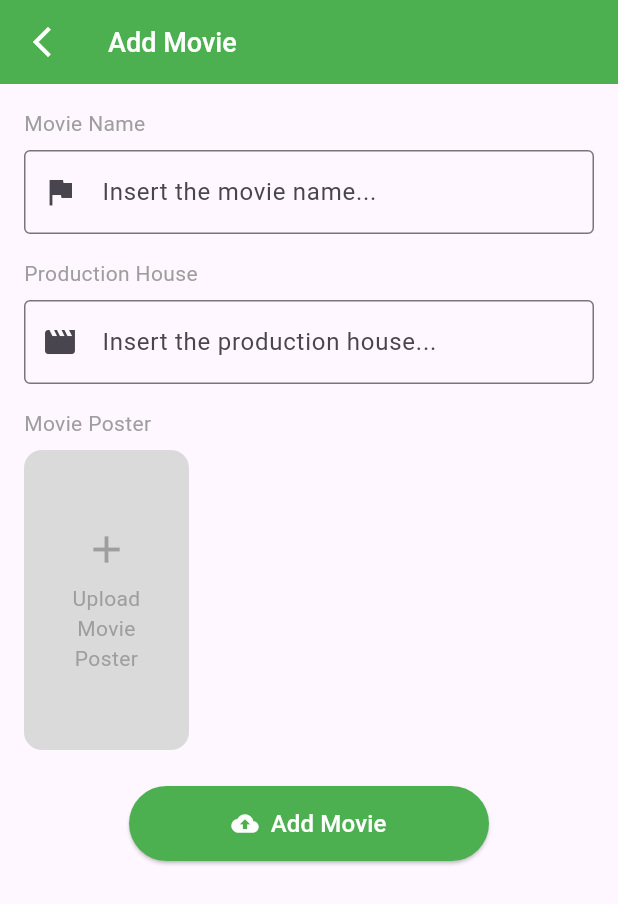
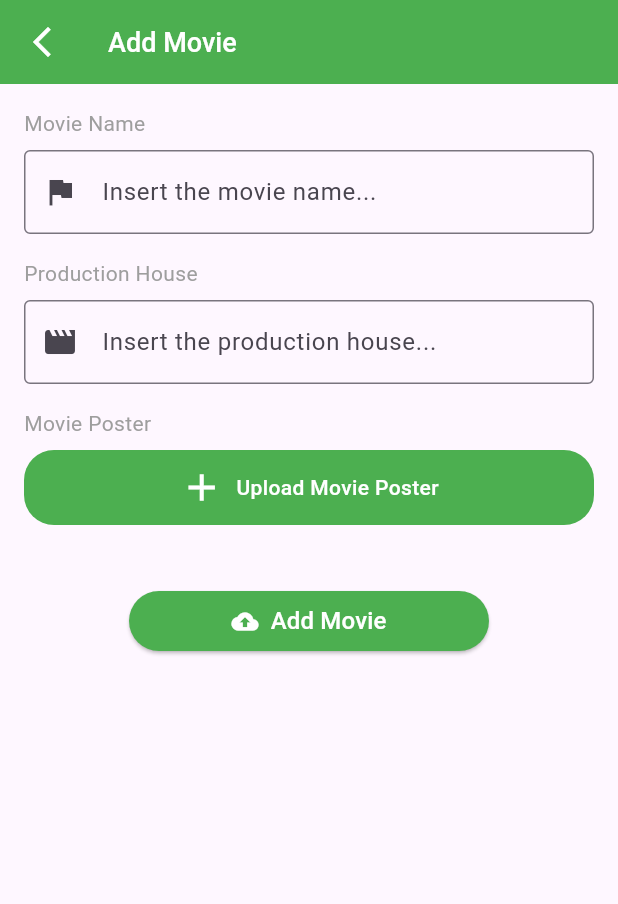
Before and after one commit to faizanrasyad/image-flutter, a Flutter app: the AddMovies screen opened by its route, after a tap on "Add Movie", on a phone screen of 412 x 824 dp. Shown: the top 904 px of the screen. Run offline on Flutter 3.47's test engine with Material 3 defaults, Android fonts, the light colour scheme and no system bars; drawn by our look-alikes of loader_overlay; our stand-ins replace dio, image_picker; missing offline and left inert: dart:ffi.

Commit message:
Upload Image Normal, Ready for Home Page Movie List & Validations

```diff
--- a/lib/main.dart
+++ b/lib/main.dart
@@ -5,6 +5,7 @@
 void main() {
   runApp(MaterialApp(
     title: "Image Flutter",
+    theme: ThemeData(primarySwatch: Colors.green),
     initialRoute: '/',
     routes: {
       '/': (context) => Home(),
--- a/lib/networking/client/dio.dart
+++ b/lib/networking/client/dio.dart
@@ -1,16 +1,18 @@
+import 'dart:typed_data';
+
 import 'package:dio/dio.dart';
 import 'package:flutter/material.dart';
 import 'package:image_flutter/networking/models/movies_model.dart';
+import 'package:path/path.dart';
 
 class DioClient {
-  final baseUrl = "http://localhost/imageflutter/api";
+  final baseUrl = "http://192.168.1.5/imageflutter/api";
 
   Future<Dio> getClient() async {
     Dio dio = new Dio();
 
     Map<String, String> headers = <String, String>{
       'Accept': 'application/json',
-      'content-type': 'text/plain'
     };
 
     dio.options.headers = headers;
@@ -27,7 +29,7 @@
     return dio;
   }
 
-  Future<Movies?> getMovies(Dio dio) async {
+  Future<Movies?> getMovie(Dio dio) async {
     Movies? movieList;
 
     try {
@@ -43,4 +45,18 @@
 
     return movieList;
   }
+
+  Future<void> postMovie(String name, String prod, String image) async {
+    try {
+      Dio dio = await DioClient().getClient();
+      Response newMovie = await dio.post('$baseUrl/movies',
+          data: {'name': name, 'production': prod, 'image': image});
+    } on DioError catch (e) {
+      if (e.response != null) {
+        debugPrint('Dio Error! STATUS: ${e.response?.statusCode}');
+      } else {
+        debugPrint(e.message);
+      }
+    }
+  }
 }
--- a/lib/pages/add_movies.dart
+++ b/lib/pages/add_movies.dart
@@ -1,5 +1,16 @@
+import 'dart:convert';
+import 'dart:ffi';
+import 'dart:io';
+import 'dart:typed_data';
+
 import 'package:flutter/material.dart';
+import 'package:flutter/services.dart';
+import 'package:image_flutter/networking/client/dio.dart';
 import 'package:image_flutter/res/warna.dart';
+import 'package:image_picker/image_picker.dart';
+import 'package:http/http.dart' as http;
+import 'package:loader_overlay/loader_overlay.dart';
+import 'package:path/path.dart';
 
 class AddMovies extends StatefulWidget {
   const AddMovies({super.key});
@@ -13,6 +24,65 @@
   TextEditingController productionController = new TextEditingController();
   final formKey = GlobalKey<FormState>();
 
+  File? image;
+  String? imageUrl;
+
+  Future pickImage() async {
+    try {
+      final image = await ImagePicker().pickImage(source: ImageSource.gallery);
+      if (image == null) return;
+
+      print("Image Bytes ${image.readAsBytes()}");
+      print("Image Path: ${image.path}");
+
+      final imageTemp = File(image.path);
+
+      print("Image Temp: $imageTemp");
+
+      setState(() {
+        this.image = imageTemp;
+      });
+    } on PlatformException catch (e) {
+      print("Failed to pick image: $e");
+    }
+  }
+
+  Future<void> postMovie(BuildContext context) async {
+    // Upload Image
+    final url = Uri.parse('https://api.cloudinary.com/v1_1/dcnmqlrf8/upload');
+
+    final request = http.MultipartRequest('POST', url)
+      ..fields['upload_preset'] = 'horxoem0'
+      ..files.add(await http.MultipartFile.fromPath('file', image!.path));
+
+    context.loaderOverlay.show();
+
+    final response = await request.send();
+
+    context.loaderOverlay.hide();
+
+    print("Response Status Code: ${response.statusCode}");
+
+    if (response.statusCode == 200) {
+      final responseData = await response.stream.toBytes();
+      final responseString = String.fromCharCodes(responseData);
+      final jsonMap = jsonDecode(responseString);
+
+      setState(() {
+        final finalUrl = jsonMap['url'];
+        imageUrl = finalUrl;
+        print("Image URL $imageUrl");
+      });
+
+      // Add Movie
+      final resp = await DioClient()
+          .postMovie(nameController.text, productionController.text, imageUrl!);
+      ScaffoldMessenger.of(context)
+          .showSnackBar(SnackBar(content: Text('Add Data Success')));
+      Navigator.pop(context);
+    }
+  }
+
   @override
   Widget build(BuildContext context) {
     return Scaffold(
@@ -22,7 +92,12 @@
             Icons.arrow_back_ios_new,
             color: Colors.white,
           ),
-          onTap: () => Navigator.pop(context),
+          onTap: () {
+            setState(() {
+              image == null;
+            });
+            Navigator.pop(context);
+          },
         ),
         title: Text(
           'Add Movie',
@@ -31,7 +106,8 @@
         ),
         backgroundColor: Colors.green,
       ),
-      body: Expanded(
+      body: LoaderOverlay(
+        child: Expanded(
             child: SafeArea(
           child: SingleChildScrollView(
             child: Padding(
@@ -47,7 +123,8 @@
                           children: [
                             Text(
                               'Movie Name',
-                            style: TextStyle(color: Colors.grey, fontSize: 14),
+                              style:
+                                  TextStyle(color: Colors.grey, fontSize: 14),
                             ),
                             Padding(
                               padding: EdgeInsets.only(top: 8, bottom: 16),
@@ -72,7 +149,8 @@
                             ),
                             Text(
                               'Production House',
-                            style: TextStyle(color: Colors.grey, fontSize: 14),
+                              style:
+                                  TextStyle(color: Colors.grey, fontSize: 14),
                             ),
                             Padding(
                               padding: EdgeInsets.only(top: 8, bottom: 16),
@@ -97,69 +175,108 @@
                             ),
                             Text(
                               'Movie Poster',
-                            style: TextStyle(color: Colors.grey, fontSize: 14),
+                              style:
+                                  TextStyle(color: Colors.grey, fontSize: 14),
                             ),
                             Padding(
-                            padding: const EdgeInsets.only(top: 8, bottom: 16),
+                                padding:
+                                    const EdgeInsets.only(top: 8, bottom: 16),
                                 child: InkWell(
                                     onTap: () {
-                                ScaffoldMessenger.of(context).showSnackBar(
-                                    SnackBar(content: Text('OTW Upload')));
+                                      pickImage();
                                     },
-                              child: Container(
-                                height: 200,
-                                width: 110,
+                                    child: image == null
+                                        ? Container(
+                                            height: 50,
+                                            width: MediaQuery.of(context)
+                                                .size
+                                                .width,
                                             decoration: BoxDecoration(
-                                  color: Warna().lightGrey,
-                                  borderRadius: BorderRadius.circular(12),
+                                              color: Colors.green,
+                                              borderRadius:
+                                                  BorderRadius.circular(20),
                                             ),
-                                child: Column(
-                                  mainAxisAlignment: MainAxisAlignment.center,
-                                  crossAxisAlignment: CrossAxisAlignment.center,
+                                            child: Row(
+                                              mainAxisAlignment:
+                                                  MainAxisAlignment.center,
+                                              crossAxisAlignment:
+                                                  CrossAxisAlignment.center,
                                               children: [
                                                 Icon(
                                                   Icons.add,
-                                      color: Colors.grey,
+                                                  color: Colors.white,
                                                   size: 30,
                                                 ),
                                                 SizedBox(
-                                      height: 8,
-                                    ),
-                                    Column(
-                                      children: [
-                                        Text(
-                                          'Upload',
-                                          style: TextStyle(
-                                              color: Colors.grey, fontSize: 14),
-                                          textAlign: TextAlign.center,
+                                                  width: 8,
                                                 ),
                                                 Text(
-                                          'Movie',
+                                                  'Upload Movie Poster',
                                                   style: TextStyle(
-                                              color: Colors.grey, fontSize: 14),
-                                          textAlign: TextAlign.center,
-                                        ),
-                                        Text(
-                                          'Poster',
-                                          style: TextStyle(
-                                              color: Colors.grey, fontSize: 14),
+                                                      color: Colors.white,
+                                                      fontSize: 14,
+                                                      fontWeight:
+                                                          FontWeight.w500),
                                                   textAlign: TextAlign.center,
                                                 ),
                                               ],
+                                            ),
                                           )
+                                        : Container(
+                                            height: 50,
+                                            width: MediaQuery.of(context)
+                                                .size
+                                                .width,
+                                            decoration: BoxDecoration(
+                                              color: Colors.green,
+                                              borderRadius:
+                                                  BorderRadius.circular(20),
+                                            ),
+                                            child: Row(
+                                              mainAxisAlignment:
+                                                  MainAxisAlignment.center,
+                                              crossAxisAlignment:
+                                                  CrossAxisAlignment.center,
+                                              children: [
+                                                Icon(
+                                                  Icons.change_circle,
+                                                  color: Colors.white,
+                                                  size: 30,
+                                                ),
+                                                SizedBox(
+                                                  width: 8,
+                                                ),
+                                                Text(
+                                                  'Change Movie Poster',
+                                                  style: TextStyle(
+                                                      color: Colors.white,
+                                                      fontSize: 14,
+                                                      fontWeight:
+                                                          FontWeight.w500),
+                                                  textAlign: TextAlign.center,
+                                                ),
                                               ],
                                             ),
+                                          ))),
+                            Container(
+                              child: image != null
+                                  ? Image.file(image!)
+                                  : const Center(),
                             ),
-                            ),
+                            SizedBox(
+                              height: 16,
                             ),
                             Padding(
                               padding: EdgeInsets.symmetric(
                                   horizontal: 70, vertical: 8),
                               child: Center(
                                 child: ElevatedButton(
-                                onPressed: () {},
+                                  onPressed: () {
+                                    postMovie(context);
+                                  },
                                   child: Row(
-                                    mainAxisAlignment: MainAxisAlignment.center,
+                                      mainAxisAlignment:
+                                          MainAxisAlignment.center,
                                       children: [
                                         Icon(Icons.cloud_upload),
                                         const SizedBox(
@@ -173,7 +290,7 @@
                                   style: ElevatedButton.styleFrom(
                                     backgroundColor: Colors.green,
                                     foregroundColor: Colors.white,
-                                    minimumSize: Size(150, 50)),
+                                  ),
                                 ),
                               ),
                             ),
@@ -188,6 +305,7 @@
             ),
           ),
         )),
+      ),
     );
   }
 }
--- a/pubspec.yaml
+++ b/pubspec.yaml
@@ -12,6 +12,7 @@
     sdk: flutter
   http: ^1.2.2
   image_picker: ^1.1.2
+  loader_overlay: ^4.0.1
   path: ^1.9.0
   path_provider: ^2.1.4
 
```
Also changed, not shown: pubspec.lock. Lines whose indentation alone changed are shown as unchanged.
